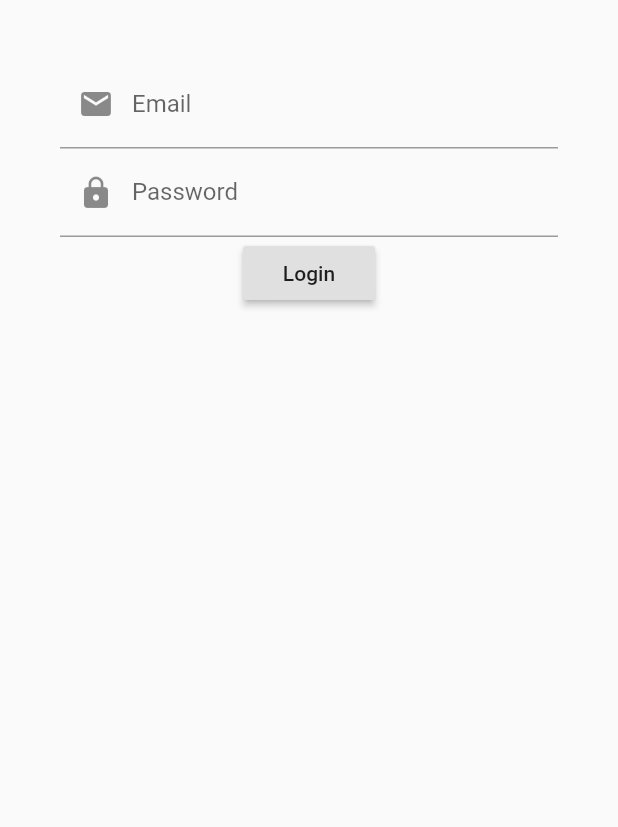
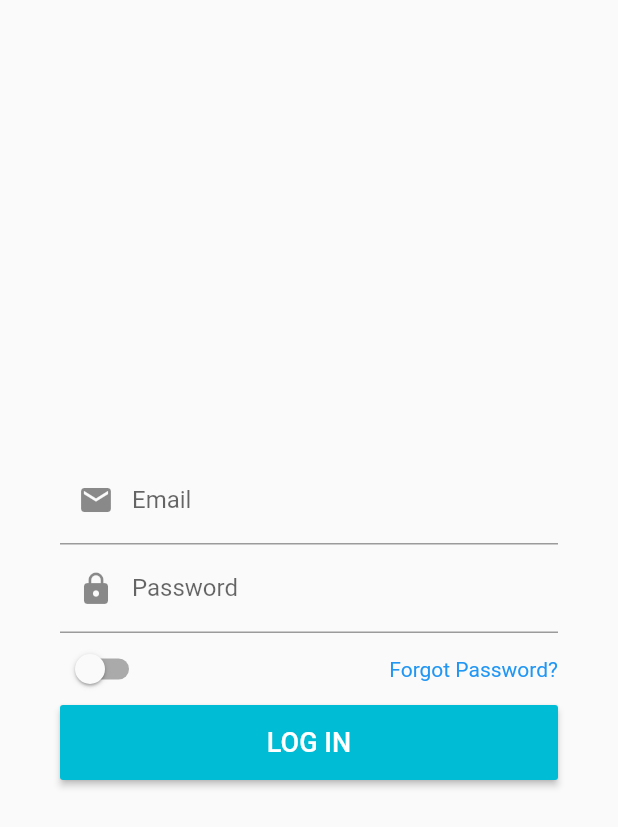
Before and after one commit to JohnPhamDeveloper/Convention_app, a Flutter app: the screen it shows after launch, on a phone screen of 412 x 824 dp. Shown: the top 827 px of the screen. Run offline on Flutter 3.47's test engine with Material 2 defaults, Android fonts, the phone set to English and light mode, and no system bars.

Commit message:
Breaking up into widgets

```diff
--- a/lib/main.dart
+++ b/lib/main.dart
@@ -10,7 +10,7 @@ class MyApp extends StatelessWidget {
     return MaterialApp(
       title: 'Flutter Demo',
       theme: ThemeData(
-        primarySwatch: Colors.blue,
+        primarySwatch: Colors.cyan,
       ),
       home: MyHomePage(title: 'Flutter Demo Home Page'),
     );
@@ -42,6 +42,7 @@ class _MyHomePageState extends State<MyHomePage> {
         child: Padding(
           padding: const EdgeInsets.all(40.0),
           child: Column(
+            mainAxisAlignment: MainAxisAlignment.center,
             children: <Widget>[
               LoginScreen(),
             ],
--- /dev/null
+++ b/lib/widgets/HyperButton.dart
@@ -0,0 +1,22 @@
+import 'package:flutter/material.dart';
+
+class HyperButton extends StatelessWidget {
+  @override
+  Widget build(BuildContext context) {
+    return InkWell(
+      onTap: () {
+        Scaffold.of(context).showSnackBar(
+          SnackBar(
+            content: Text("Tap"),
+          ),
+        );
+      },
+      child: Container(
+        child: Text(
+          'Forgot Password?',
+          style: TextStyle(color: Colors.blue),
+        ),
+      ),
+    );
+  }
+}
--- /dev/null
+++ b/lib/widgets/IconFormField.dart
@@ -0,0 +1,42 @@
+import 'package:flutter/material.dart';
+
+class IconFormField extends StatefulWidget {
+  IconFormField({
+    Key key,
+    @required this.hintText,
+    @required this.invalidText,
+    this.icon,
+    this.obscureText = false,
+    this.controller,
+  }) : super(key: key);
+
+  final hintText;
+  final invalidText;
+  final icon;
+  final obscureText;
+  final controller;
+
+  @override
+  _IconFormFieldState createState() => _IconFormFieldState();
+}
+
+class _IconFormFieldState extends State<IconFormField> {
+  @override
+  Widget build(BuildContext context) {
+    return TextFormField(
+      obscureText: widget.obscureText,
+      controller: widget.controller,
+      decoration: InputDecoration(
+        hintText: widget.hintText,
+        labelText: widget.hintText,
+        prefixIcon: Icon(widget.icon),
+      ),
+      validator: (value) {
+        if (value.isEmpty) {
+          return widget.invalidText;
+        }
+        return null; // No errors
+      },
+    );
+  }
+}
--- a/lib/widgets/LoginForm.dart
+++ b/lib/widgets/LoginForm.dart
@@ -1,4 +1,7 @@
 import 'package:flutter/material.dart';
+import 'HyperButton.dart';
+import 'IconFormField.dart';
+import 'SuperButton.dart';
 
 class LoginForm extends StatefulWidget {
   @override
@@ -9,6 +12,7 @@ class _LoginFormState extends State<LoginForm> {
   final _formKey = GlobalKey<FormState>();
   final _emailController = TextEditingController();
   final _passwordController = TextEditingController();
+  bool _bRememberMe = false;
 
   @override
   void initState() {
@@ -32,6 +36,7 @@ class _LoginFormState extends State<LoginForm> {
     return Form(
       key: _formKey,
       child: Column(
+        mainAxisAlignment: MainAxisAlignment.center,
         children: <Widget>[
           IconFormField(
             hintText: "Email",
@@ -46,62 +51,35 @@ class _LoginFormState extends State<LoginForm> {
             obscureText: true,
             controller: _passwordController,
           ),
-          RaisedButton(
-            child: Text("Login"),
-            onPressed: () {
-              if (_formKey.currentState.validate()) {
+          Row(
+            mainAxisAlignment: MainAxisAlignment.spaceBetween,
+            children: <Widget>[
+              Switch(
+                value: _bRememberMe,
+                onChanged: (value) {
+                  setState(() {
+                    _bRememberMe = !_bRememberMe;
+                  });
+                },
+              ),
+              HyperButton(),
+            ],
+          ),
+          SuperButton(
+              text: "LOG IN",
+              validated: () {
+                return _formKey.currentState.validate();
+              },
+              onPress: () {
                 Scaffold.of(context).showSnackBar(
                   SnackBar(
                     content: Text(
                         'Processing Data for ${_emailController.text} of ${_passwordController.text}'),
                   ),
                 );
-              }
-            },
-          ),
+              }),
         ],
       ),
     );
   }
 }
-
-class IconFormField extends StatefulWidget {
-  IconFormField({
-    Key key,
-    @required this.hintText,
-    @required this.invalidText,
-    this.icon,
-    this.obscureText = false,
-    this.controller,
-  }) : super(key: key);
-
-  final hintText;
-  final invalidText;
-  final icon;
-  final obscureText;
-  final controller;
-
-  @override
-  _IconFormFieldState createState() => _IconFormFieldState();
-}
-
-class _IconFormFieldState extends State<IconFormField> {
-  @override
-  Widget build(BuildContext context) {
-    return TextFormField(
-      obscureText: widget.obscureText,
-      controller: widget.controller,
-      decoration: InputDecoration(
-        hintText: widget.hintText,
-        labelText: widget.hintText,
-        prefixIcon: Icon(widget.icon),
-      ),
-      validator: (value) {
-        if (value.isEmpty) {
-          return widget.invalidText;
-        }
-        return null; // No errors
-      },
-    );
-  }
-}
--- /dev/null
+++ b/lib/widgets/SuperButton.dart
@@ -0,0 +1,31 @@
+import 'package:flutter/material.dart';
+
+class SuperButton extends StatelessWidget {
+  final parentKey;
+  final onPress;
+  final validated;
+  final text;
+
+  SuperButton({this.parentKey, this.onPress, this.validated, this.text});
+
+  @override
+  Widget build(BuildContext context) {
+    return ButtonTheme(
+      minWidth: double.infinity,
+      height: 50.0,
+      child: RaisedButton(
+        child: Container(
+          child: Text(
+            text,
+            style: TextStyle(color: Colors.white, fontSize: 18.0),
+          ),
+        ),
+        onPressed: () {
+          if (validated()) {
+            onPress();
+          }
+        },
+      ),
+    );
+  }
+}
```
